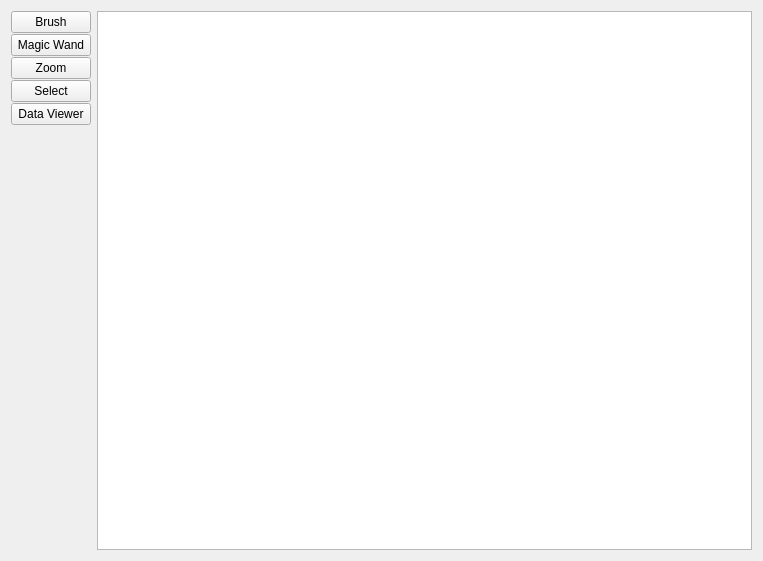
First picture: the form in src/WhiskerToolbox/Media_Widget/Media_Widget.ui, repository paulmthompson/WhiskerToolbox, before the edit.
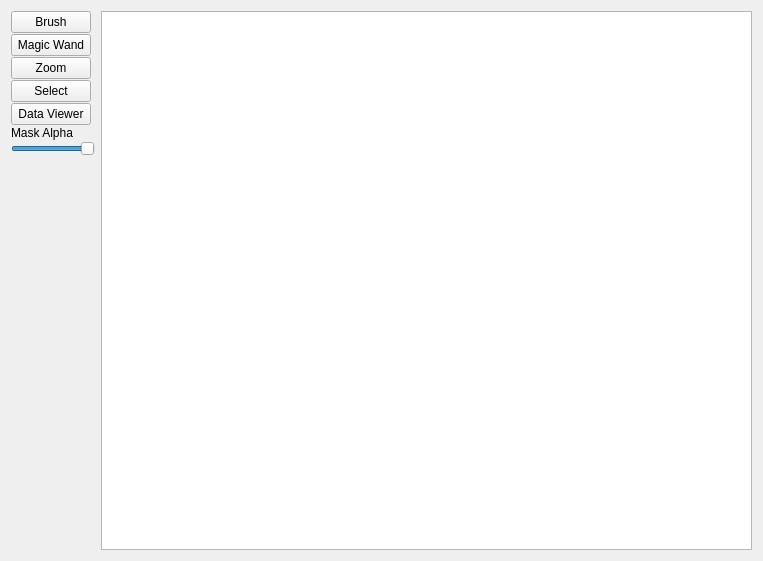
Second picture: the form after the edit.

Commit message: mask slider moved into media_widget and remove redundant methods

Patch:
```diff
--- a/src/WhiskerToolbox/Media_Widget/Media_Widget.ui
+++ b/src/WhiskerToolbox/Media_Widget/Media_Widget.ui
@@ -21,7 +21,7 @@
   </property>
   <layout class="QHBoxLayout" name="horizontalLayout">
    <item>
-    <layout class="QVBoxLayout" name="verticalLayout" stretch="0,0,0,0,0,0">
+    <layout class="QVBoxLayout" name="verticalLayout" stretch="0,0,0,0,0,0,0,0">
      <property name="spacing">
       <number>1</number>
      </property>
@@ -93,6 +93,35 @@
        </property>
       </widget>
      </item>
+     <item>
+      <widget class="QLabel" name="label">
+       <property name="text">
+        <string>Mask Alpha</string>
+       </property>
+      </widget>
+     </item>
+     <item>
+      <widget class="QSlider" name="mask_slider">
+       <property name="enabled">
+        <bool>true</bool>
+       </property>
+       <property name="sizePolicy">
+        <sizepolicy hsizetype="Fixed" vsizetype="Fixed">
+         <horstretch>0</horstretch>
+         <verstretch>0</verstretch>
+        </sizepolicy>
+       </property>
+       <property name="maximum">
+        <number>100</number>
+       </property>
+       <property name="value">
+        <number>100</number>
+       </property>
+       <property name="orientation">
+        <enum>Qt::Orientation::Horizontal</enum>
+       </property>
+      </widget>
+     </item>
      <item>
       <spacer name="verticalSpacer">
        <property name="orientation">
```
The commit also changes 8 other files.
